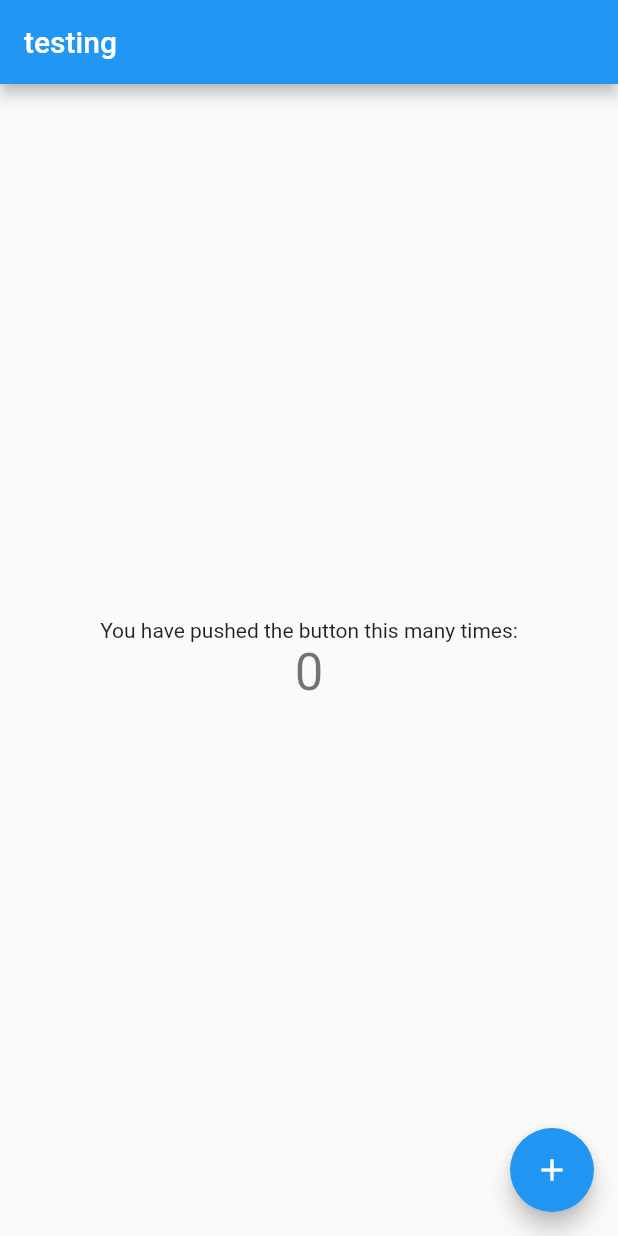
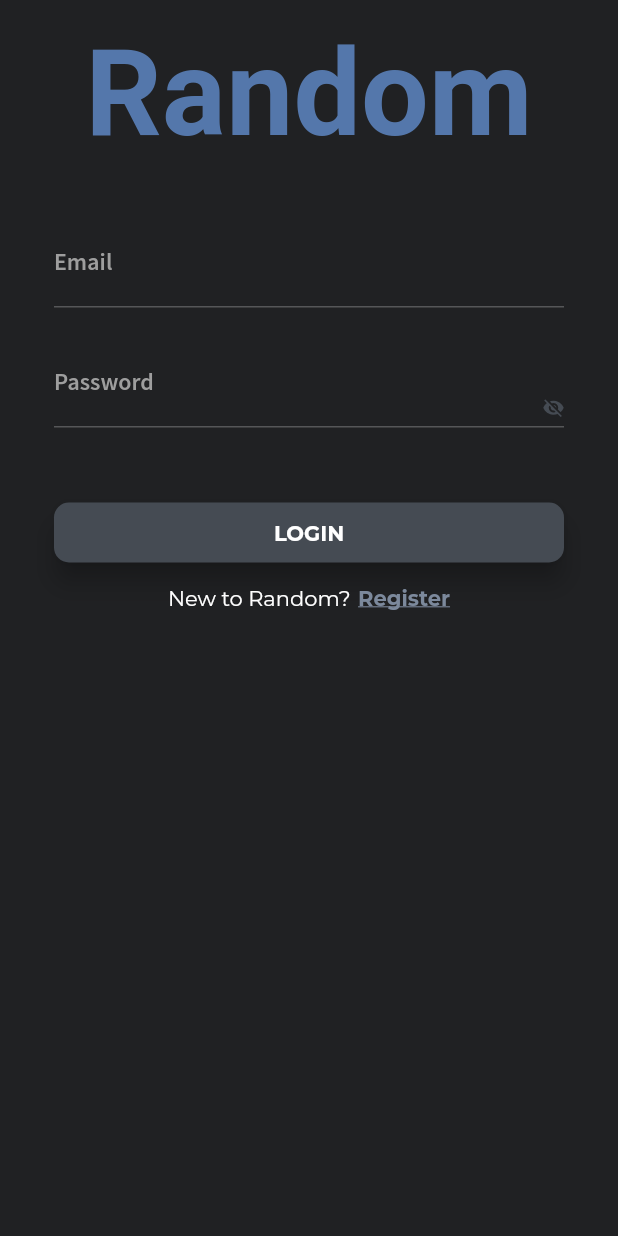
Before and after one commit to winstonho/StockApp, a Flutter app: the screen it shows after launch, on a phone screen of 412 x 824 dp. Run offline on Flutter 3.47's test engine with Material 2 defaults, Android fonts, the phone set to English and light mode, and no system bars; missing offline and left inert: firedart; project files that could hold a hidden picture were left out.

Commit message:
added loginPage.dart

```diff
--- /dev/null
+++ b/lib/Page/loginPage.dart
@@ -0,0 +1,211 @@
+import 'package:flutter/material.dart';
+
+import 'package:flutter_app/Service/AuthService.dart';
+import 'package:flutter_app/widgets/constant.dart';
+
+
+
+class LoginPage extends StatefulWidget {
+  static const String route = '/login';
+  @override
+  _LoginPageState createState() => new _LoginPageState();
+}
+
+
+class _LoginPageState extends State<LoginPage> {
+  final AuthServiceDesktop _authService = AuthServiceDesktop();
+  String email;
+  String password;
+  String error;
+  bool _loading = false;
+
+  final forgotEmailController = TextEditingController();
+  FocusNode passwordFocusNode = new FocusNode();
+
+  bool obscureText = true;
+
+  final emailFormKey = GlobalKey<FormState>();
+  final GlobalKey<ScaffoldState> _scaffoldKey = new GlobalKey<ScaffoldState>();
+
+  Widget passwordForm() {
+
+    return TextFormField(
+      focusNode: passwordFocusNode,
+      onChanged: (val) => setState(() => password = val),
+      decoration: InputDecoration(
+          suffixIcon: IconButton(
+            alignment: Alignment(2.0, 2.0),
+            icon: Icon(
+              // Based on passwordVisible state choose the icon
+              obscureText ? Icons.visibility_off : Icons.visibility,
+              color:  Color(0xff454b53),
+              size: 15,
+            ),
+            onPressed: () {
+              // Update the state i.e. toogle the state of passwordVisible variable
+              setState(() {
+                obscureText = !obscureText;
+              });
+            },
+          ),
+          fillColor: Color(0xff2a2b2e),
+          enabledBorder: const UnderlineInputBorder(
+              borderSide: BorderSide(color: Colors.white24)),
+          labelText: 'Password',
+          labelStyle: TextStyle(
+              fontFamily: 'SourceSansPro',
+              fontWeight: FontWeight.bold,
+              color: /*passwordFocusNode.hasFocus ?  HexColor("876A36"):*/ Colors
+                  .grey),
+          focusedBorder: UnderlineInputBorder(
+              borderSide: BorderSide(color: Colors.white54))),
+      style: TextStyle(
+          color: Colors.white,
+          fontWeight: FontWeight.bold,
+          fontFamily: 'SourceSansPro'),
+      obscureText: obscureText,
+    );
+  }
+
+  Widget emailForm() {
+    return TextFormField(
+      onChanged: (val) => setState(() => email = val),
+      decoration: InputDecoration(
+        enabledBorder: const UnderlineInputBorder(
+            borderSide: BorderSide(color: Colors.white24)),
+        labelText: 'Email',
+        labelStyle: TextStyle(
+            fontFamily: 'SourceSansPro',
+            fontWeight: FontWeight.bold,
+            color: Colors.grey),
+        focusedBorder:
+        UnderlineInputBorder(borderSide: BorderSide(color: Colors.white54)),
+      ),
+      style: TextStyle(
+          color: Colors.white,
+          fontWeight: FontWeight.bold,
+          fontFamily: 'SourceSansPro'),
+    );
+  }
+
+  String checkEmail(String val) {
+    if (val.isEmpty) {
+      return "Enter an email";
+    } else if (error != null && error.length > 0) {
+      String temp = error;
+      error = '';
+      return temp;
+    }
+    bool emailValid = RegExp(
+        r"^[a-zA-Z0-9.a-zA-Z0-9.!#$%&'*+-/=?^_`{|}~]+@[a-zA-Z0-9]+\.[a-zA-Z]+")
+        .hasMatch(val);
+    if (!emailValid) {
+      return "Please enter a valid email";
+    }
+
+    return null;
+  }
+
+  void logIn() async {
+    setState(() => _loading = true);
+
+    if (email == null || password == null) {
+      setState(() {
+        error = "email or password has no value";
+        _loading = false;
+      });
+      return;
+    }
+    dynamic result = await _authService.signInWithEmail(email, password);
+    if (result is String || result == null) {
+      setState(() {
+        error = result;
+        _loading = false;
+      });
+    }
+  }
+
+  @override
+  Widget build(BuildContext context) {
+    return new Scaffold(
+        key: _scaffoldKey,
+        resizeToAvoidBottomInset: true,
+        backgroundColor: kPrimaryColor,
+        body: SafeArea(
+            minimum: const EdgeInsets.all(16),
+            child: ListView(
+              children: <Widget>[
+                Container(
+                  child: Center(
+                   child: Text(appTitle, style: TextStyle(color: kTextColor,
+                          fontSize: 80.0,
+                          fontWeight: FontWeight.bold)),
+                    ),
+                ),
+                Container(
+                    padding:
+                    EdgeInsets.only(top: 35.0, left: 20.0, right: 20.0),
+                    child: Column(
+                      children: <Widget>[
+                        emailForm(),
+                        SizedBox(height: 20.0),
+                        passwordForm(),
+                        SizedBox(height: 10.0),
+                        if (error != null) ...{
+                          Text(error,
+                              style: TextStyle(
+                                  color: Colors.red, fontSize: 14)),
+                        },
+                        SizedBox(height: 40.0),
+                        Container(
+                          height: 40.0,
+                          child: GestureDetector(
+                            onTap: logIn,
+                            child: Material(
+                              borderRadius: BorderRadius.circular(10.0),
+                              shadowColor: Color(0xff1a1a1c),
+                              color: Color(0xff454b53),
+                              elevation: 7.0,
+                              child: Center(
+                                child: Text(
+                                  'LOGIN',
+                                  style: TextStyle(
+                                      color: Colors.white,
+                                      fontWeight: FontWeight.bold,
+                                      fontFamily: 'Montserrat'),
+                                ),
+                              ),
+                            ),
+                          ),
+                        ),
+                      ],
+                    )),
+                SizedBox(height: 15.0),
+                Row(
+                  mainAxisAlignment: MainAxisAlignment.center,
+                  children: <Widget>[
+                    Text(
+                      'New to ' + appTitle + "?",
+                      style: TextStyle(
+                          color: Colors.white, fontFamily: 'Montserrat'),
+                    ),
+                    SizedBox(width: 5.0),
+                    InkWell(
+                      onTap: () {
+                        Navigator.of(context).pushNamed('/signup');
+                      },
+                      child: Text(
+                        'Register',
+                        style: TextStyle(
+                            color: Color(0xff7C899C),
+                            fontFamily: 'Montserrat',
+                            fontWeight: FontWeight.bold,
+                            decoration: TextDecoration.underline),
+                      ),
+                    ),
+                  ],
+                )
+              ],
+            )));
+  }
+}
--- /dev/null
+++ b/lib/Service/AuthService.dart
@@ -0,0 +1,123 @@
+import 'package:firedart/auth/user_gateway.dart';
+import 'package:firedart/firedart.dart';
+import 'package:flutter_app/Service/DatabaseService.dart';
+import 'package:flutter_app/model/MasterData.dart';
+import 'package:flutter_app/model/Myuser.dart';
+
+class AuthServiceDesktop
+{
+
+  final FirebaseAuth auth = FirebaseAuth.instance;
+
+  MyUser firebaseUserToUser(User user)
+  {
+    if(user != null)
+    {
+      print("testing");
+      print(user.email);
+      print(user.emailVerified);
+      MyUser temp =  new  MyUser(uid:user.id);
+      temp.name = user.displayName != null ? user.displayName :"temp";
+      return temp;
+    }
+
+    return  null;
+  }
+
+
+
+
+  //sign in email &password
+  //register with email & password
+  Future registerWithEmail(String email,String password, String name)async
+  {
+    try
+    {
+      var result =  await auth.signUp(email, password);
+      if(result != null)
+      {
+        print("new email create");
+        MasterData.instance.user.uid = result.id;
+        MasterData.instance.user.name = name;
+        MasterData.instance.user.email = email;
+        //await DatabaseService().uploadImageToFirebase(MasterData.instance.user.imageUrl);
+        //await DatabaseService().updateUserData(MasterData.instance.user);
+
+
+        return MasterData.instance.user.email;
+      }
+      return firebaseUserToUser(result);
+    }
+    catch(e)
+    {
+
+      String temp = e.toString();
+      temp = temp.substring(temp.indexOf(',') +1);
+      temp = temp.substring(1,temp.indexOf(','));
+
+      return temp;
+    }
+  }
+
+  Future signInWithEmail(String email,String password)async
+  {
+    try
+    {
+      User result =  await auth.signIn(email,password);
+      if(result != null)
+      {
+        dynamic temp = await DatabaseService().getUserDataFromFireBase(result.id);
+        if(temp != null)
+        {
+          MasterData.instance.user = temp;
+          return temp;
+        }
+
+      }
+      //this cause should never be reach
+      return "SomeTing it wrong please contact IT support";
+    }
+    catch(e)
+    {
+      print(e.toString());
+      String temp = e.toString();
+      temp = temp.substring(temp.indexOf(':')+2);
+      return temp;
+    }
+  }
+
+  //sign out
+  Future signOut() async
+  {
+    try
+    {
+      auth.signOut();
+    }
+    catch(e)
+    {
+      print(e.toString());
+    }
+  }
+
+
+
+  Future<void> changePassword(String newPassword) async
+  {
+    try {
+
+      return auth.changePassword(newPassword);
+    }
+    catch (e)
+    {
+      print("error update password");
+      print(e.toString());
+      return null;
+    }
+  }
+
+  void forgetPassword(String email) async
+  {
+    await auth.resetPassword(email);
+  }
+
+}
--- /dev/null
+++ b/lib/Service/DatabaseService.dart
@@ -0,0 +1,34 @@
+import 'dart:io';
+import 'package:firedart/firedart.dart';
+import 'package:flutter_app/model/MasterData.dart';
+import 'package:flutter_app/model/Myuser.dart';
+
+
+//import 'package:uuid/uuid.dart';
+import 'package:path/path.dart';
+
+class DatabaseService {
+  final CollectionReference userCollection = Firestore.instance.collection("user");
+
+
+  Future updateUserData(MyUser user) async {
+    return await userCollection.document(user.uid).set(user.toJson());
+  }
+
+  Future<MyUser> getUserDataFromFireBase(String uid) async {
+    var doc = await userCollection.document(uid).get();
+    if (doc != null) {
+      print(doc.map);
+      MyUser obj = MyUser(uid: uid);
+      obj.fromJson(doc.map);
+      MasterData.instance.user = obj;
+      return obj;
+    }
+    return null;
+  }
+
+  Future<List<Document>> checkEmailExists(String email) {
+    return userCollection.where("email", isEqualTo: email).get();
+  }
+
+}
--- a/lib/main.dart
+++ b/lib/main.dart
@@ -1,5 +1,7 @@
 import 'package:flutter/material.dart';
 import 'package:flutter/services.dart';
+import 'package:flutter_app/Page/loginPage.dart';
+import 'package:flutter_app/widgets/constant.dart';
 
 
 import 'dart:io';
@@ -18,31 +20,30 @@ const password = '123456';
 void main() {
   FirebaseAuth.initialize(apiKey, VolatileStore());
   Firestore.initialize(projectId);
-  //print("gg");
   runApp(MyApp());
 }
 
 class MyApp extends StatelessWidget {
   // This widget is the root of your application.
+
   @override
   Widget build(BuildContext context) {
-
-
     return MaterialApp(
-      title: 'Flutter Demo',
+      debugShowCheckedModeBanner: false,
+      title: 'Winston Ho Siew ming',
       theme: ThemeData(
-        // This is the theme of your application.
-        //
-        // Try running your application with "flutter run". You'll see the
-        // application has a blue toolbar. Then, without quitting the app, try
-        // changing the primarySwatch below to Colors.green and then invoke
-        // "hot reload" (press "r" in the console where you ran "flutter run",
-        // or simply save your changes to "hot reload" in a Flutter IDE).
-        // Notice that the counter didn't reset back to zero; the application
-        // is not restarted.
-        primarySwatch: Colors.blue,
+        brightness: Brightness.dark,
+        primaryColor: kPrimaryColor,
+        accentColor: kPrimaryColor,
+        // fontFamily: "Montserrat",
+        highlightColor: kPrimaryColor,
       ),
-      home: MyHomePage(),
+      initialRoute: LoginPage.route,
+      routes: {
+        LoginPage.route: (context) => LoginPage(),
+        //GamePage.route: (context) => GameStartPage(),
+        //'/signup'     : (context) => new SignupPage()
+      },
     );
   }
 }
@@ -67,22 +68,27 @@ class MyHomePage extends StatefulWidget {
 class _MyHomePageState extends State<MyHomePage> {
   int _counter = 0;
 
+  @override
+  void initState() {
+    super.initState();
+    var auth = FirebaseAuth.instance;
+    // Monitor sign-in state
+    auth.signInState.listen((state) => print("Signed ${state ? "in" : "out"}"));
+  }
+
   void _incrementCounter() async {
 
     var auth = FirebaseAuth.instance;
-    // Monitor sign-in state
-    auth.signInState.listen((state) => print("Signed ${state ? "in" : "out"}"));
+    // Sign in with user credentials
+    var user  = await auth.signIn("gg","dd");
+    print(user);
+    // Get user object
+   // var user = await auth.getUser();
+    //print(user);
 
-    // Sign in with user credentials
-    await auth.signIn(email, password);
+    //var ref = Firestore.instance.collection('test');
 
-    // Get user object
-    var user = await auth.getUser();
-    print(user);
-
-    var ref = Firestore.instance.collection('test');
-
-    await ref.document("testing").set({"gg": 1});
+    //await ref.document("testing").set({"gg": 1});
 
     final pdf = pw.Document();
 
--- /dev/null
+++ b/lib/model/MasterData.dart
@@ -0,0 +1,47 @@
+import 'package:flutter_app/model/Myuser.dart';
+
+
+class MasterData {
+
+  MasterData._privateConstructor();
+
+  static final MasterData instance = MasterData._privateConstructor();
+
+  MyUser user = new MyUser(uid: null);
+
+  Map<String,Function> _setStateFunction = new Map();
+  bool googleSignIn = false;
+  bool uploadImage = false;
+
+  DateTime currentDate;
+  DateTime endDate;
+
+  void addSetState(String name,Function setStateFunction)
+  {
+    print(_setStateFunction);
+    _setStateFunction[name] = setStateFunction;
+  }
+
+
+  void callSetState(String name)
+  {
+    if(_setStateFunction.containsKey(name))
+    {
+      _setStateFunction[name]();
+    }
+  }
+
+
+  void removeSetState(String name)
+  {
+    if(_setStateFunction.containsKey(name))
+    {
+      _setStateFunction.remove(name);
+    }
+  }
+
+
+
+
+
+}
--- /dev/null
+++ b/lib/model/Myuser.dart
@@ -0,0 +1,37 @@
+//import 'dart:convert' ;
+
+
+enum AccountType
+{
+  user,admin
+}
+
+
+
+class MyUser
+{
+  String uid;
+  String name = "dummy";
+  String email = "dummy";
+  int accountType = AccountType.user.index;
+
+
+  MyUser({this.uid});
+
+  Map<String, dynamic> toJson() =>
+      {
+        'id'  : uid,
+        'name': name,
+        'email':email,
+        'accountType' : accountType,
+      };
+
+  void fromJson ( Map<String, dynamic> json)
+  {
+      uid  = json['id'] as String;
+      name = json['name'] as String;
+      accountType = json['accountType'] as int;
+      email = json['email'] as String;
+  }
+
+}
--- /dev/null
+++ b/lib/widgets/constant.dart
@@ -0,0 +1,4 @@
+import 'package:flutter/material.dart';
+Color kPrimaryColor = Color(0xff202123);
+Color kTextColor = Color(0xff5477AB);
+String appTitle= "Random";
--- a/pubspec.yaml
+++ b/pubspec.yaml
@@ -30,8 +30,8 @@ dependencies:
   cupertino_icons: ^1.0.2
   firedart: ^0.9.0+1
   pdf: ^3.2.0
-  flutter_full_pdf_viewer: ^1.0.6
   path_provider: ^2.0.1
+  provider: ^5.0.0
 
 dev_dependencies:
   flutter_test:
```
Also changed, not shown: lib/Page/AuthenticationWrapper.dart (added), lib/Page/HomePage.dart (added), pubspec.lock, 1 other file.
